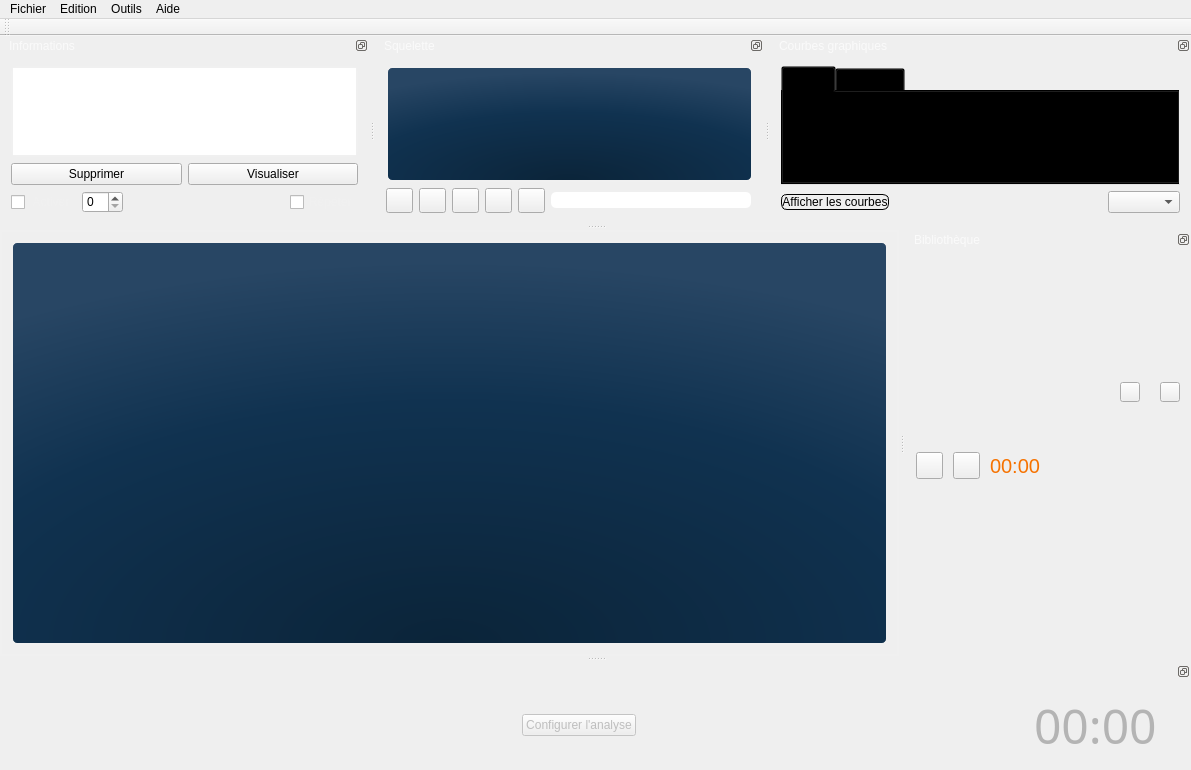
Old version of the form mainwindow.ui in the repository nicoctopus/octopus.
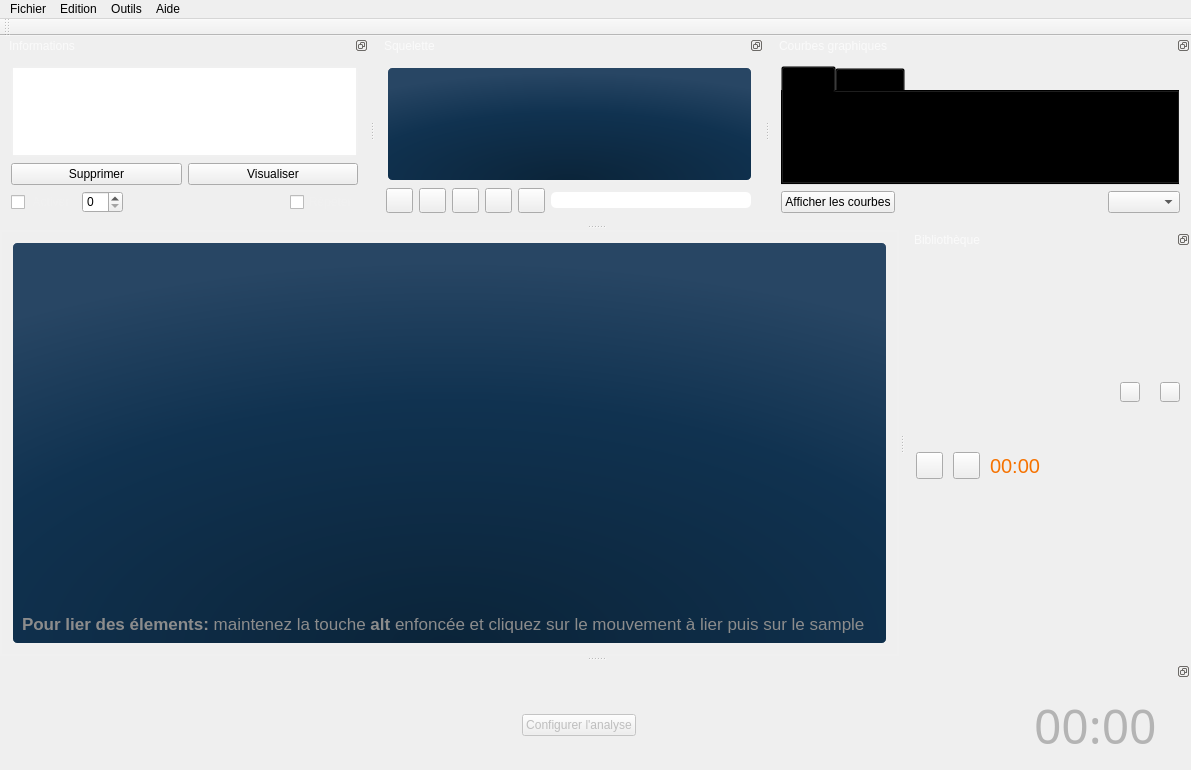
New version of the form. Icons and pictures are not drawn. Custom widgets are drawn as their Qt base class.

Commit message: tool tip

```diff
--- a/mainwindow.ui
+++ b/mainwindow.ui
@@ -294,6 +294,54 @@
 border: 2px solid; /* trait gris */
 border-color: rgb(240,240,240);</string>
       </property>
+      <layout class="QVBoxLayout" name="verticalLayout_8">
+       <item>
+        <spacer name="verticalSpacer_2">
+         <property name="orientation">
+          <enum>Qt::Vertical</enum>
+         </property>
+         <property name="sizeHint" stdset="0">
+          <size>
+           <width>20</width>
+           <height>40</height>
+          </size>
+         </property>
+        </spacer>
+       </item>
+       <item>
+        <layout class="QHBoxLayout" name="horizontalLayout_9">
+         <item>
+          <widget class="QLabel" name="label">
+           <property name="styleSheet">
+            <string notr="true">background: none;
+color:rgb(140,140,140);
+border:none;</string>
+           </property>
+           <property name="text">
+            <string>&lt;!DOCTYPE HTML PUBLIC &quot;-//W3C//DTD HTML 4.0//EN&quot; &quot;http://www.w3.org/TR/REC-html40/strict.dtd&quot;&gt;
+&lt;html&gt;&lt;head&gt;&lt;meta name=&quot;qrichtext&quot; content=&quot;1&quot; /&gt;&lt;style type=&quot;text/css&quot;&gt;
+p, li { white-space: pre-wrap; }
+&lt;/style&gt;&lt;/head&gt;&lt;body style=&quot; font-family:'Lucida Grande'; font-size:13pt; font-weight:400; font-style:normal;&quot;&gt;
+&lt;p style=&quot; margin-top:0px; margin-bottom:0px; margin-left:0px; margin-right:0px; -qt-block-indent:0; text-indent:0px;&quot;&gt;&lt;span style=&quot; font-weight:600;&quot;&gt;Pour lier des élements:&lt;/span&gt; maintenez la touche &lt;span style=&quot; font-weight:600;&quot;&gt;alt&lt;/span&gt; enfoncée et cliquez sur le mouvement à lier puis sur le sample&lt;/p&gt;&lt;/body&gt;&lt;/html&gt;</string>
+           </property>
+          </widget>
+         </item>
+         <item>
+          <spacer name="horizontalSpacer_4">
+           <property name="orientation">
+            <enum>Qt::Horizontal</enum>
+           </property>
+           <property name="sizeHint" stdset="0">
+            <size>
+             <width>40</width>
+             <height>20</height>
+            </size>
+           </property>
+          </spacer>
+         </item>
+        </layout>
+       </item>
+      </layout>
      </widget>
     </item>
    </layout>
@@ -978,13 +1026,7 @@
        <item>
         <widget class="QPushButton" name="pushButton_AffichageCourbe">
          <property name="styleSheet">
-          <string notr="true">
-     
-border-radius: 6px;
-border: 1px solid;
-background-color: qlineargradient(x1: 0, y1: 0, x2: 0, y2: 1, 
-                                       stop: 0 rgb(150,150,150), stop: 1 rgb(255,255,255));
-font-size: 12px;</string>
+          <string notr="true"/>
          </property>
          <property name="text">
           <string>Afficher les courbes</string>
```
Left out of the diff: 41 changed lines with no effect on the pictures.
